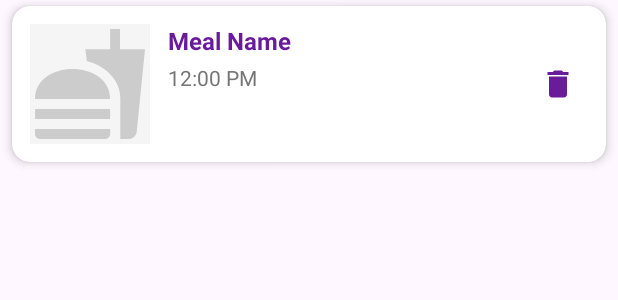
After one commit to YasmeenYasser611/GustoGuru, an Android app: the layout item_daily_meal.xml on its own in the app's theme, with its tools: preview values and no code run, on a phone screen of 412 x 824 dp. The commit adds this screen. Shown: the top 300 px of the screen. Run offline under Robolectric (Android 15) with nearby library versions, the light colour scheme and no system bars.

Commit message:
update in planned ui , make the planned calender

```diff
--- a/app/build.gradle.kts
+++ b/app/build.gradle.kts
@@ -83,4 +83,9 @@ dependencies {
     implementation("androidx.recyclerview:recyclerview:1.3.2")
     implementation("androidx.core:core-ktx:1.12.0")
     implementation("com.google.android.material:material:1.11.0")
+
+
+    implementation ("com.applandeo:material-calendar-view:1.9.0")
+
+
 }
--- a/app/src/main/java/com/example/gustoguru/features/weekly_planner/view/PlannedView.java
+++ b/app/src/main/java/com/example/gustoguru/features/weekly_planner/view/PlannedView.java
@@ -2,16 +2,18 @@ package com.example.gustoguru.features.weekly_planner.view;
 
 import com.example.gustoguru.model.pojo.Meal;
 
+import java.util.Calendar;
 import java.util.List;
 
 public interface PlannedView
 {
     void showPlannedMeals(List<Meal> meals);
+    void markDatesWithMeals(List<Calendar> dates);
     void showError(String message);
     void showLoading();
     void hideLoading();
     void showUndoSnackbar(Meal meal);
+    void showEmptyView();
     void removeMealAt(int position);
     void insertMealAt(Meal meal, int position);
-    void showEmptyView();
 }
--- a/app/src/main/java/com/example/gustoguru/model/local/PlannedMealDao.java
+++ b/app/src/main/java/com/example/gustoguru/model/local/PlannedMealDao.java
@@ -22,6 +22,9 @@ public interface PlannedMealDao {
     @Query("SELECT * FROM meal WHERE plannedDate IS NOT NULL AND userId = :userId")
     LiveData<List<Meal>> getUserPlannedMeals(String userId);
 
+    @Query("DELETE FROM meal WHERE idMeal = :mealId AND plannedDate = :date")
+    void deletePlannedMeal(String mealId, String date);
+
     @Query("SELECT COUNT(*) FROM meal WHERE idMeal = :mealId AND plannedDate = :date AND userId = :userId")
     int mealExists(String mealId, String date, String userId);
 }
--- a/app/src/main/java/com/example/gustoguru/model/repository/MealRepository.java
+++ b/app/src/main/java/com/example/gustoguru/model/repository/MealRepository.java
@@ -160,6 +160,12 @@ public class MealRepository {
             if (syncHelper != null) {
                 syncHelper.removeFavoriteFromFirebase(meal.getIdMeal());
             }
+        }).start();
+    }
+
+    public void removePlannedMeal(Meal meal) {
+        new Thread(() -> {
+            plannedMealDao.deletePlannedMeal(meal.getIdMeal() ,"");
         }).start();
     }
 
--- /dev/null
+++ b/app/src/main/res/drawable/ic_delete.xml
@@ -0,0 +1,10 @@
+<vector xmlns:android="http://schemas.android.com/apk/res/android"
+    android:width="24dp"
+    android:height="24dp"
+    android:viewportWidth="24"
+    android:viewportHeight="24"
+    android:tint="?attr/colorControlNormal">
+    <path
+        android:fillColor="@android:color/white"
+        android:pathData="M6,19c0,1.1 0.9,2 2,2h8c1.1,0 2,-0.9 2,-2V7H6V19zM19,4h-3.5l-1,-1h-5l-1,1H5v2h14V4z"/>
+</vector>
--- /dev/null
+++ b/app/src/main/res/layout/item_daily_meal.xml
@@ -0,0 +1,71 @@
+<?xml version="1.0" encoding="utf-8"?>
+<androidx.cardview.widget.CardView
+    xmlns:android="http://schemas.android.com/apk/res/android"
+    xmlns:app="http://schemas.android.com/apk/res-auto"
+    android:layout_width="match_parent"
+    android:layout_height="wrap_content"
+    android:layout_marginHorizontal="8dp"
+    android:layout_marginVertical="4dp"
+    app:cardCornerRadius="12dp"
+    app:cardElevation="4dp"
+    app:cardBackgroundColor="@android:color/white">
+
+    <RelativeLayout
+        android:layout_width="match_parent"
+        android:layout_height="wrap_content"
+        android:padding="12dp">
+
+        <!-- Meal Image -->
+        <ImageView
+            android:id="@+id/iv_meal"
+            android:layout_width="80dp"
+            android:layout_height="80dp"
+            android:scaleType="centerCrop"
+            android:src="@drawable/placeholder_meal"
+            android:contentDescription="@string/meal_image"
+            app:layout_constraintDimensionRatio="1:1"
+            android:background="@color/light_gray"/>
+
+        <!-- Meal Name -->
+        <TextView
+            android:id="@+id/tv_meal_name"
+            android:layout_width="match_parent"
+            android:layout_height="wrap_content"
+            android:layout_toEndOf="@id/iv_meal"
+            android:layout_toRightOf="@id/iv_meal"
+            android:layout_marginStart="12dp"
+            android:textColor="@color/deep_purple"
+            android:textSize="16sp"
+            android:textStyle="bold"
+            android:maxLines="1"
+            android:ellipsize="end"
+            android:text="Meal Name"/>
+
+        <!-- Meal Time -->
+        <TextView
+            android:id="@+id/tv_meal_time"
+            android:layout_width="wrap_content"
+            android:layout_height="wrap_content"
+            android:layout_toEndOf="@id/iv_meal"
+            android:layout_toRightOf="@id/iv_meal"
+            android:layout_below="@id/tv_meal_name"
+            android:layout_marginStart="12dp"
+            android:layout_marginTop="4dp"
+            android:textColor="@color/gray"
+            android:textSize="14sp"
+            android:text="12:00 PM"/>
+
+        <!-- Remove Button -->
+        <ImageButton
+            android:id="@+id/btn_remove"
+            android:layout_width="40dp"
+            android:layout_height="40dp"
+            android:layout_alignParentEnd="true"
+            android:layout_centerVertical="true"
+            android:background="?attr/selectableItemBackgroundBorderless"
+            android:src="@drawable/ic_delete"
+            android:tint="@color/deep_purple"
+            android:contentDescription="@string/remove_meal"/>
+
+    </RelativeLayout>
+</androidx.cardview.widget.CardView>
--- a/app/src/main/res/values/colors.xml
+++ b/app/src/main/res/values/colors.xml
@@ -52,6 +52,12 @@
 
     <!-- Secondary Colors -->
     <color name="secondary_color">#F9C9B6</color> <!-- Light Peach -->
+    <color name="purple_200">#FFBB86FC</color>
+    <color name="purple_500">#FF6200EE</color>
+    <color name="purple_700">#FF3700B3</color>
     <color name="secondary_text_color">#757575</color> <!-- Gray Text -->
 
+    <color name="light_purple">#D1C4E9</color>
+    <color name="light_gray">#F5F5F5</color>
+
 </resources>
--- a/app/src/main/res/values/strings.xml
+++ b/app/src/main/res/values/strings.xml
@@ -50,4 +50,6 @@
     <string name="logout">Log out</string>
 
     <string name="skip">Skip</string>
+
+    <string name="remove_meal">Remove meal</string>
 </resources>
```
Also changed, not shown: app/src/main/java/com/example/gustoguru/features/weekly_planner/presenter/PlannedPresenter.java (+72 -21 lines), app/src/main/java/com/example/gustoguru/features/weekly_planner/view/DailyMealsAdapter.java (added, +106 -0 lines), app/src/main/java/com/example/gustoguru/features/weekly_planner/view/PlannedFragment.java (+94 -46 lines), app/src/main/res/drawable/ic_add_white_24dp.xml (added, +10 -0 lines), app/src/main/res/drawable/ic_delete_black_24dp.xml (added, +10 -0 lines), app/src/main/res/drawable/ic_meal_event.xml (added, +10 -0 lines), app/src/main/res/layout/fragment_planned.xml (+87 -11 lines).
